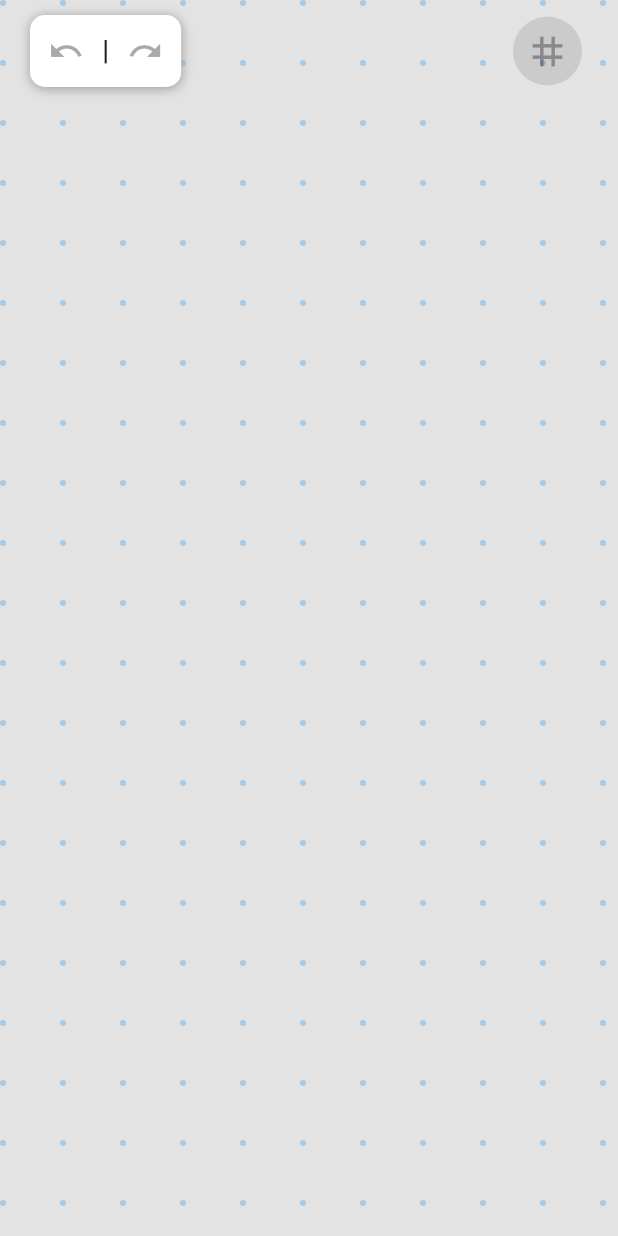
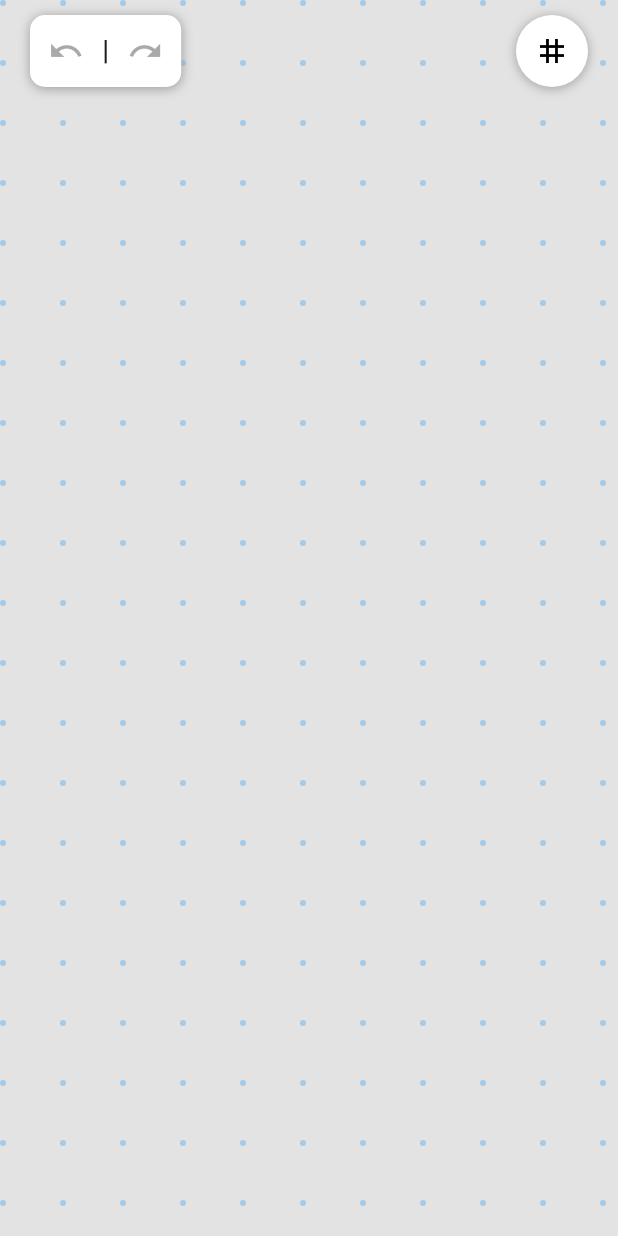
Before and after one commit to 00dev00/polygon, a Flutter app: the screen it shows after launch, on a phone screen of 412 x 824 dp. Run offline on Flutter 3.47's test engine with Material 3 defaults, Android fonts, the phone set to English and light mode, and no system bars; our stand-ins replace flutter_riverpod, freezed_annotation, riverpod_annotation; generated files the repository leaves out were written again.

Commit message:
fixed a few bugs, add "attach to grid" functionality

```diff
--- /dev/null
+++ b/lib/models/grid_metadata.dart
@@ -0,0 +1,17 @@
+import 'dart:ui';
+
+import 'package:freezed_annotation/freezed_annotation.dart';
+
+part 'grid_metadata.freezed.dart';
+
+@freezed
+class GridMetadata with _$GridMetadata {
+  const factory GridMetadata({
+    @Default(5000) maxWidth,
+    @Default(5000) maxHeight,
+    @Default(2) dotRadius,
+    @Default(40) cellSize,
+    @Default([]) List<Offset> generatedDots,
+    @Default(false) bool attachMode,
+  }) = _GridMetadata;
+}
--- a/lib/providers/polygon_snapshots_provider.dart
+++ b/lib/providers/polygon_snapshots_provider.dart
@@ -11,6 +11,7 @@ class PolygonSnapshotsNotifier extends _$PolygonSnapshotsNotifier {
   PolygonSnapshotsStorage build() => const PolygonSnapshotsStorage();
 
   void addSnapshot(Polygon newPolygon) {
+    // стираем хвостовые данные, чтобы не было ошибок с undo/redo
     final updatedSnapshots =
         state.snapshots.sublist(0, state.activeSnapshotIndex + 1);
 
--- a/lib/providers/providers.dart
+++ b/lib/providers/providers.dart
@@ -1,2 +1,2 @@
 export 'polygon_provider.dart';
-export 'primitive_paint_providers.dart';
+export 'drawing_providers.dart';
--- a/lib/services/canvas_service.dart
+++ b/lib/services/canvas_service.dart
@@ -1,35 +1,30 @@
 import 'package:flutter/material.dart';
 import 'package:polygon/constants/all.dart';
+import 'package:polygon/models/grid_metadata.dart';
 import 'package:polygon/models/polygon.dart';
 import 'package:polygon/providers/providers.dart';
-
-const double gridCellSide = 40;
-const double gridDotRadius = 2;
 
 class CanvasService {
   final Canvas canvas;
   final Polygon polygon;
   final AppPaints appPaints;
-  final Size canvasSize; // max height, max width
+  final GridMetadata gridMetadata; // max height, max width
 
   CanvasService({
     required this.canvas,
     required this.polygon,
     required this.appPaints,
-    this.canvasSize = const Size(5000, 5000),
+    required this.gridMetadata,
   });
 
   void _drawGrid() {
-    for (double x = gridDotRadius; x < canvasSize.width; x += gridCellSide) {
-      for (double y = gridDotRadius; y < canvasSize.height; y += gridCellSide) {
-        canvas.drawCircle(Offset(x, y), 2, appPaints.gridDotPaint);
-      }
+    for (Offset dot in gridMetadata.generatedDots) {
+      canvas.drawCircle(
+        dot,
+        gridMetadata.dotRadius,
+        appPaints.gridDotPaint,
+      );
     }
-  }
-
-  void _drawPoint(Offset center) {
-    canvas.drawCircle(center, pointRadius, appPaints.vertexInnerPaint);
-    canvas.drawCircle(center, pointRadius, appPaints.vertexOuterPaint);
   }
 
   void _drawPolygon() {
@@ -66,4 +61,9 @@ class CanvasService {
     _drawGrid();
     _drawPolygon();
   }
+
+  void _drawPoint(Offset center) {
+    canvas.drawCircle(center, pointRadius, appPaints.vertexInnerPaint);
+    canvas.drawCircle(center, pointRadius, appPaints.vertexOuterPaint);
+  }
 }
--- a/lib/widgets/buttons/grid_button.dart
+++ b/lib/widgets/buttons/grid_button.dart
@@ -1,28 +1,33 @@
 import 'package:flutter/material.dart';
 
 class GridButton extends StatelessWidget {
-  const GridButton(
-    this.onPressed, {
+  const GridButton({
+    required this.attachMode,
+    required this.onPressed,
     super.key,
   });
 
-  final VoidCallback? onPressed;
+  final VoidCallback onPressed;
+  final bool attachMode;
 
   @override
   Widget build(BuildContext context) {
-    return ElevatedButton(
-      onPressed: onPressed,
-      style: ElevatedButton.styleFrom(
-        foregroundColor: Colors.black,
-        backgroundColor: Colors.white,
-        shape: const CircleBorder(),
+    return Container(
+      decoration: const BoxDecoration(
+        boxShadow: [
+          BoxShadow(
+            color: Colors.grey,
+            offset: Offset(0.0, 1.0), //(x,y)
+            blurRadius: 6.0,
+          ),
+        ],
+        color: Colors.white,
+        shape: BoxShape.circle,
       ),
-      child: const Padding(
-        padding: EdgeInsets.all(8.0),
-        child: Icon(
-          Icons.grid_3x3,
-          size: 30,
-        ),
+      child: IconButton(
+        icon: const Icon(Icons.grid_3x3),
+        color: attachMode ? Colors.lightGreen[500] : Colors.black,
+        onPressed: onPressed,
       ),
     );
   }
--- a/lib/widgets/polygon_canvas.dart
+++ b/lib/widgets/polygon_canvas.dart
@@ -1,6 +1,7 @@
 import 'package:flutter/material.dart';
 import 'package:flutter_riverpod/flutter_riverpod.dart';
 import 'package:polygon/constants/all.dart';
+import 'package:polygon/models/grid_metadata.dart';
 import 'package:polygon/models/polygon.dart';
 import 'package:polygon/providers/polygon_snapshots_provider.dart';
 import 'package:polygon/providers/providers.dart';
@@ -10,11 +11,22 @@ import 'package:polygon/widgets/buttons/undo_redo_button.dart';
 
 class PolygonCanvas extends ConsumerWidget {
   const PolygonCanvas({super.key});
+  final double gridCellSide = 40;
+  final double gridDotRadius = 2;
 
   @override
   Widget build(BuildContext context, WidgetRef ref) {
-    var polygon = ref.watch(polygonNotifierProvider);
-    var appPaints = AppPaints(
+    final defaultGridMetadata = GridMetadata(
+      maxWidth: MediaQuery.sizeOf(context).width,
+      maxHeight: MediaQuery.sizeOf(context).height,
+      cellSize: gridCellSide,
+      dotRadius: gridDotRadius,
+    );
+    final polygon = ref.watch(polygonNotifierProvider);
+    final gridProvider = gridMetadataNotifierProvider(defaultGridMetadata);
+    final gridMetadata = ref.watch(gridProvider);
+
+    final appPaints = AppPaints(
       vertexInnerPaint: ref.read(vertexInnerPaintProvider),
       vertexOuterPaint: ref.read(vertexOuterPaintProvider),
       strokePaint: ref.read(strokePaintProvider),
@@ -22,48 +34,60 @@ class PolygonCanvas extends ConsumerWidget {
     );
 
     return SafeArea(
-      child: GestureDetector(
-        onTapUp: (details) => _onTapUp(context, details, ref),
-        onHorizontalDragUpdate: (details) => _onDragUpdate(ref, details),
-        onVerticalDragUpdate: (details) => _onDragUpdate(ref, details),
-        onHorizontalDragEnd: (details) =>
-            ref.read(polygonNotifierProvider.notifier).postDraggingUpdate(),
-        onVerticalDragEnd: (details) =>
-            ref.read(polygonNotifierProvider.notifier).postDraggingUpdate(),
       child: Container(
         decoration: const BoxDecoration(
           color: canvasBackgroundColor,
         ),
         child: Stack(
           children: [
-              CustomPaint(
+            GestureDetector(
+              behavior: HitTestBehavior.opaque,
+              onTapUp: (details) => _onTapUp(
+                context,
+                details,
+                ref,
+                gridMetadata,
+              ),
+              onHorizontalDragUpdate: (details) => _onDragUpdate(ref, details),
+              onVerticalDragUpdate: (details) => _onDragUpdate(ref, details),
+              onHorizontalDragEnd: (details) => ref
+                  .read(polygonNotifierProvider.notifier)
+                  .postDraggingUpdate(),
+              onVerticalDragEnd: (details) => ref
+                  .read(polygonNotifierProvider.notifier)
+                  .postDraggingUpdate(),
+              child: CustomPaint(
                 painter: PolygonPainter(
-                  polygon,
-                  appPaints,
+                  polygon: polygon,
+                  appPaints: appPaints,
+                  gridMetadata: gridMetadata,
                 ),
                 child: ProviderScope(
                   child: Container(),
                 ),
               ),
+            ),
             Positioned(
               width: MediaQuery.sizeOf(context).width,
               top: 10,
+              child: Padding(
+                padding: const EdgeInsets.symmetric(horizontal: 20.0),
                 child: Row(
                   mainAxisAlignment: MainAxisAlignment.spaceBetween,
                   children: [
-                    Padding(
-                      padding: const EdgeInsets.only(left: 20),
-                      child: UndoRedoButton(
+                    UndoRedoButton(
                       redo: _getRedoAction(ref),
                       undo: _getUndoAction(ref),
                     ),
+                    GridButton(
+                      attachMode: gridMetadata.attachMode,
+                      onPressed: ref.read(gridProvider.notifier).toggleMode,
                     ),
-                    const GridButton(null),
                   ],
                 ),
               ),
+            ),
           ],
-          ),
         ),
       ),
     );
@@ -73,11 +97,13 @@ class PolygonCanvas extends ConsumerWidget {
 class PolygonPainter extends CustomPainter {
   final AppPaints appPaints;
   final Polygon polygon;
+  final GridMetadata gridMetadata;
 
-  PolygonPainter(
-    this.polygon,
-    this.appPaints,
-  );
+  PolygonPainter({
+    required this.polygon,
+    required this.appPaints,
+    required this.gridMetadata,
+  });
 
   @override
   bool shouldRepaint(covariant PolygonPainter oldDelegate) => true;
@@ -88,6 +114,7 @@ class PolygonPainter extends CustomPainter {
       canvas: canvas,
       polygon: polygon,
       appPaints: appPaints,
+      gridMetadata: gridMetadata,
     );
 
     canvasService.repaintCanvas();
@@ -118,13 +145,19 @@ void _onDragUpdate(WidgetRef ref, DragUpdateDetails details) {
       .setDraggedPointPosition(details.localPosition);
 }
 
-void _onTapUp(BuildContext context, TapUpDetails details, WidgetRef ref) {
+void _onTapUp(
+  BuildContext context,
+  TapUpDetails details,
+  WidgetRef ref,
+  GridMetadata defaultGridMetadata,
+) {
   final Polygon polygon = ref.read(polygonNotifierProvider);
   final newPoint = details.localPosition;
 
   if (!polygon.isCompleted) {
-    final (bool success, String message) =
-        ref.read(polygonNotifierProvider.notifier).addPoint(newPoint);
+    final (bool success, String message) = ref
+        .read(polygonNotifierProvider.notifier)
+        .addPoint(newPoint, defaultGridMetadata);
 
     if (!success) {
       _showErrorMessage(message, context);
```
Also changed, not shown: lib/providers/drawing_providers.dart (renamed from lib/providers/primitive_paint_providers.dart, +38 -1 lines), lib/providers/polygon_provider.dart (+20 -4 lines), lib/utils/drawing_math.dart (+18 -3 lines), lib/models/grid_metadata.freezed.dart (added), lib/providers/drawing_providers.g.dart (added), lib/providers/polygon_provider.g.dart, lib/providers/primitive_paint_providers.g.dart (deleted). Lines whose indentation alone changed are shown as unchanged.
